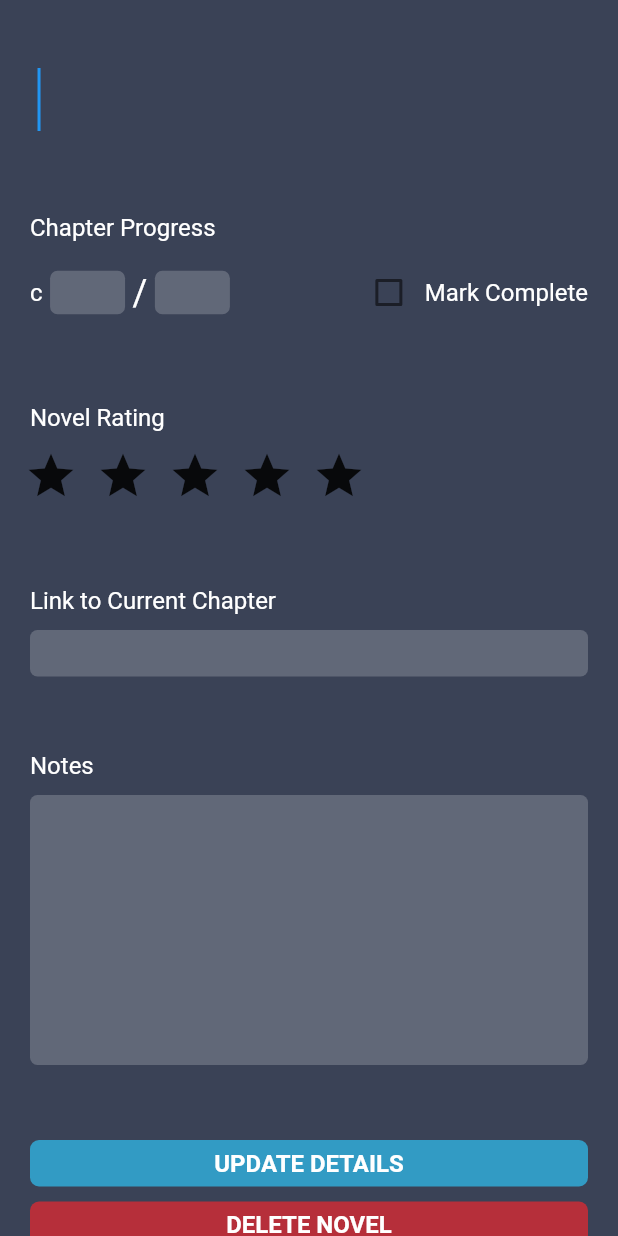
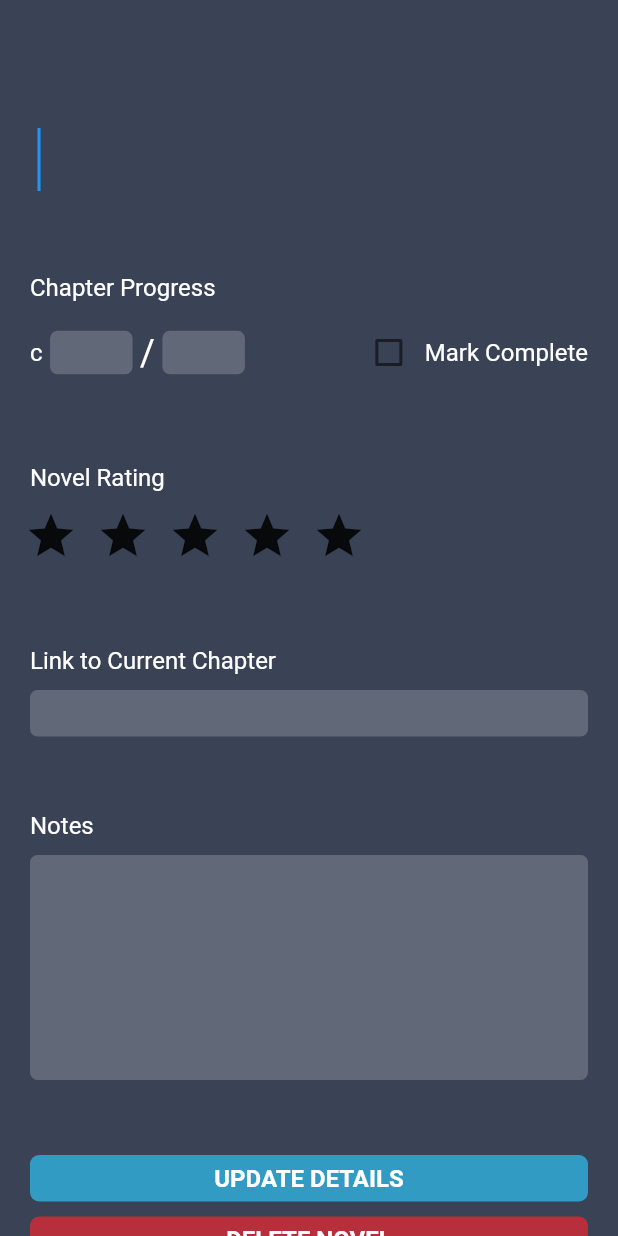
Before and after one commit to OverPoweredDev/Junior, a Flutter app: the screen it shows after launch, after a tap on "ADD NEW NOVEL", on a phone screen of 412 x 824 dp. Run offline on Flutter 3.47's test engine with Material 2 defaults, Android fonts, the phone set to English and light mode, and no system bars; statements that could not run were skipped.

Commit message:
changed UI a little bit

```diff
--- a/src/lib/details_page/body.dart
+++ b/src/lib/details_page/body.dart
@@ -35,7 +35,7 @@ class DetailsPage extends StatelessWidget {
         backgroundColor: backgroundColor,
         body: SingleChildScrollView(
           child: Padding(
-            padding: EdgeInsets.only(left: 20, top: 40, right: 20, bottom: 20),
+            padding: EdgeInsets.only(left: 20, top: 80, right: 20, bottom: 20),
             child: Column(
               mainAxisAlignment: MainAxisAlignment.spaceBetween,
               crossAxisAlignment: CrossAxisAlignment.start,
--- a/src/lib/details_page/components/chapter_progress.dart
+++ b/src/lib/details_page/components/chapter_progress.dart
@@ -65,7 +65,7 @@ class ChapterInputField extends StatelessWidget {
   @override
   Widget build(BuildContext context) {
     return Container(
-      width: 50,
+      width: 55,
       decoration: BoxDecoration(
           color: Color.fromRGBO(255, 255, 255, 0.2),
           borderRadius: BorderRadius.circular(5)),
--- a/src/lib/details_page/components/novel_notes.dart
+++ b/src/lib/details_page/components/novel_notes.dart
@@ -15,7 +15,7 @@ class NovelNotes extends StatelessWidget {
         ),
         SizedBox(height: 10),
         Container(
-          height: 180,
+          height: 150,
           decoration: BoxDecoration(
               color: Color.fromRGBO(255, 255, 255, 0.2),
               borderRadius: BorderRadius.circular(5)),
```
Also changed, not shown: src/lib/homepage/components/novel_tile.dart (+10 -7 lines), 1 other file.
